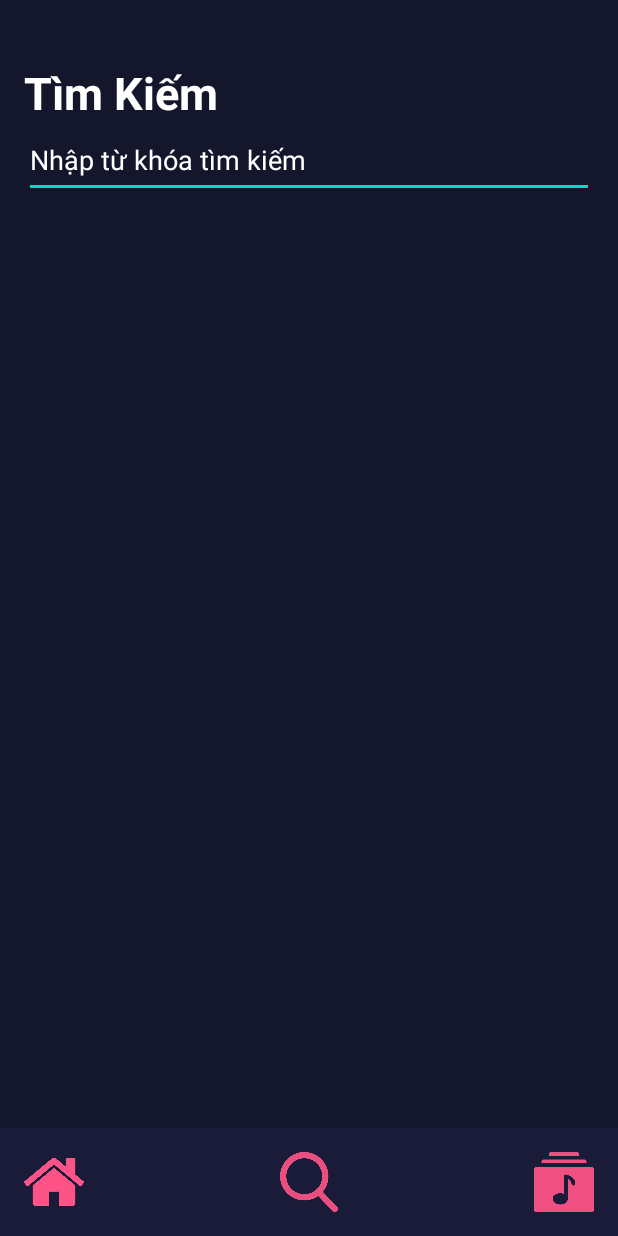
After one commit to TuBui000/Musix24, an Android app: the SearchActivity screen opened directly, with no data from a screen before it, on a phone screen of 412 x 824 dp. The commit adds this screen. Run offline under Robolectric (Android 15) with nearby library versions, the phone set to English and light mode, and no system bars.

Commit message:
update 1

```diff
--- a/app/src/main/AndroidManifest.xml
+++ b/app/src/main/AndroidManifest.xml
@@ -10,7 +10,7 @@
         android:label="@string/app_name"
         android:roundIcon="@mipmap/icon_app_round"
         android:supportsRtl="true"
-        android:theme="@style/Theme.MyApplication"
+        android:theme="@style/splash_screen"
         tools:targetApi="31">
         <activity
             android:name=".MainActivity"
@@ -21,6 +21,7 @@
                 <category android:name="android.intent.category.LAUNCHER" />
             </intent-filter>
         </activity>
+        <activity android:name=".SearchActivity" />
     </application>
 
 </manifest>
--- /dev/null
+++ b/app/src/main/java/com/example/myapplication/SearchActivity.kt
@@ -0,0 +1,40 @@
+package com.example.myapplication
+
+import android.content.Intent
+import android.os.Bundle
+import android.widget.ImageView
+import androidx.activity.enableEdgeToEdge
+import androidx.appcompat.app.AppCompatActivity
+
+class SearchActivity : AppCompatActivity() {
+    override fun onCreate(savedInstanceState: Bundle?) {
+        super.onCreate(savedInstanceState)
+        setContentView(R.layout.layout_search)
+
+
+
+
+        val searchbtn = findViewById<ImageView>(R.id.searchbtn)
+        searchbtn.setOnClickListener {
+            val intent = Intent(this@SearchActivity, SearchActivity::class.java)
+            startActivity(intent)
+            overridePendingTransition(0, 0)
+        }
+
+        val homebtn = findViewById<ImageView>(R.id.homebtn)
+        homebtn.setOnClickListener {
+            val intent = Intent(this@SearchActivity, MainActivity::class.java)
+            startActivity(intent)
+            overridePendingTransition(0, 0)
+        }
+        val albumbtn = findViewById<ImageView>(R.id.albumbtn)
+        albumbtn.setOnClickListener {
+            val intent = Intent(this@SearchActivity, MainActivity::class.java)
+            startActivity(intent)
+            overridePendingTransition(0, 0)
+        }
+    }
+
+
+
+}
--- /dev/null
+++ b/app/src/main/res/drawable/splash_screen.xml
@@ -0,0 +1,5 @@
+<?xml version="1.0" encoding="utf-8"?>
+<layer-list xmlns:android="http://schemas.android.com/apk/res/android">
+    <item android:drawable="@color/background"/>
+    <item android:drawable="@drawable/iconmusic" android:gravity="center" android:width="150dp" android:height="150dp"/>
+</layer-list>
--- /dev/null
+++ b/app/src/main/res/layout/layout_search.xml
@@ -0,0 +1,42 @@
+<?xml version="1.0" encoding="utf-8"?>
+<RelativeLayout xmlns:android="http://schemas.android.com/apk/res/android"
+    xmlns:app="http://schemas.android.com/apk/res-auto"
+    xmlns:tools="http://schemas.android.com/tools"
+    android:id="@+id/search"
+    android:layout_width="match_parent"
+    android:layout_height="match_parent"
+    android:background="@color/background"
+    tools:context=".SearchActivity"
+    android:paddingTop="25dp"
+    android:fitsSystemWindows="true">
+
+    <RelativeLayout
+        android:layout_width="match_parent"
+        android:layout_height="wrap_content"
+        android:padding="16dp">
+        <TextView
+            android:id="@+id/searchtxt"
+            android:layout_width="match_parent"
+            android:layout_height="wrap_content"
+            android:text="Tìm Kiếm"
+            android:textColor="@color/white"
+            android:textSize="30sp"
+            android:textStyle="bold" />
+        <EditText
+            android:id="@+id/searchbox"
+            android:layout_width="match_parent"
+            android:layout_height="50dp"
+            android:layout_below="@+id/searchtxt"
+            android:hint="Nhập từ khóa tìm kiếm"
+            android:textColor="@color/white"
+            android:textColorHint="@color/white"
+            android:inputType="text"
+            android:imeOptions="actionSearch" />
+
+    </RelativeLayout>
+
+    <include
+        android:id="@+id/footer"
+        layout="@layout/toolbarbot"/>
+
+</RelativeLayout>
--- /dev/null
+++ b/app/src/main/res/layout/toolbarbot.xml
@@ -0,0 +1,31 @@
+<?xml version="1.0" encoding="utf-8"?>
+<RelativeLayout xmlns:android="http://schemas.android.com/apk/res/android"
+    android:layout_width="match_parent"
+    android:layout_height="wrap_content"
+    android:padding="16dp"
+    android:background="@color/menubot"
+    android:layout_alignParentBottom="true"
+    android:id="@+id/toolbarbot">
+
+    <ImageView
+        android:id="@+id/homebtn"
+        android:layout_width="40dp"
+        android:layout_height="40dp"
+        android:src="@drawable/homeic"
+        android:layout_centerVertical="true"/>
+
+    <ImageView
+        android:id="@+id/searchbtn"
+        android:layout_width="40dp"
+        android:layout_height="40dp"
+        android:layout_centerInParent="true"
+        android:src="@drawable/searchic" />
+
+    <ImageView
+        android:id="@+id/albumbtn"
+        android:layout_width="40dp"
+        android:layout_height="40dp"
+        android:src="@drawable/albumic"
+        android:layout_centerVertical="true"
+        android:layout_alignParentEnd="true" />
+</RelativeLayout>
--- a/app/src/main/res/values/colors.xml
+++ b/app/src/main/res/values/colors.xml
@@ -3,7 +3,7 @@
     <color name="black">#FF000000</color>
     <color name="white">#FFFFFFFF</color>
     <color name="background">#14162C</color>
-    <color name="menubot">#C31A1C3A</color>
+    <color name="menubot">#F21A1C3A</color>
     <color name="menubot2">#4D000000</color>
     <color name="transparent">#00FFFFFF</color>
 </resources>
--- a/app/src/main/res/values/themes.xml
+++ b/app/src/main/res/values/themes.xml
@@ -6,4 +6,8 @@
     </style>
 
     <style name="Theme.MyApplication" parent="Base.Theme.MyApplication" />
+
+    <style name="splash_screen" parent="Theme.MaterialComponents.Light.NoActionBar">
+        <item name="android:windowBackground">@drawable/splash_screen</item>
+    </style>
 </resources>
```
Also changed, not shown: app/src/main/java/com/example/myapplication/MainActivity.kt (+27 -5 lines), app/src/main/res/drawable/icon_app_background.xml (+64 -64 lines), app/src/main/res/layout/activity_main.xml (+150 -88 lines), app/src/main/res/layout/toolbartop.xml (added, +30 -0 lines).
